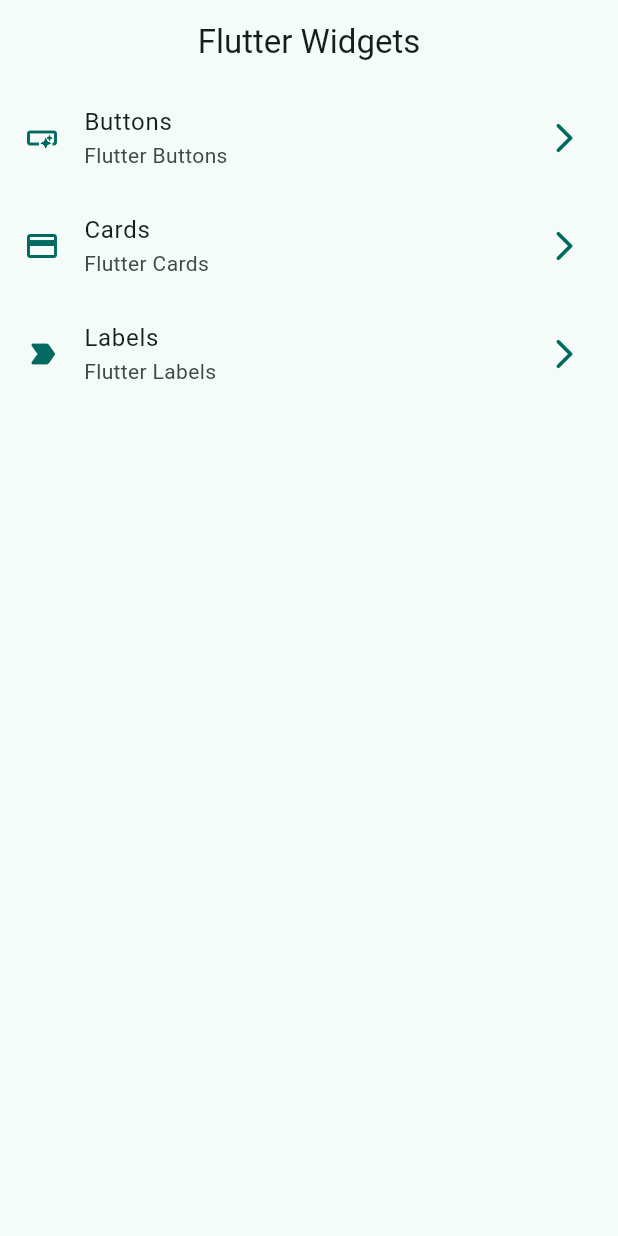
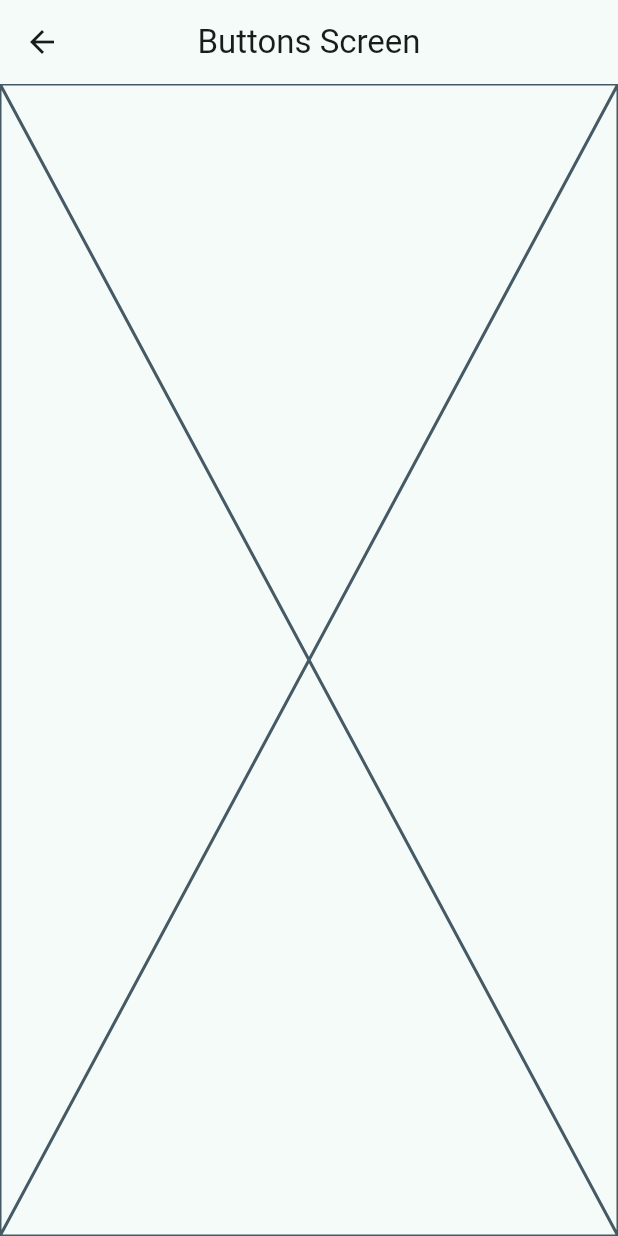
Before and after one commit to reyduar/flutter_widgets_app, a Flutter app: the screen it shows after launch, after a tap on "Buttons", on a phone screen of 412 x 824 dp. Run offline on Flutter 3.47's test engine with Material 2 defaults, Android fonts, the phone set to English and light mode, and no system bars.

Commit message:
Added Navigation mechanism

```diff
--- a/lib/main.dart
+++ b/lib/main.dart
@@ -1,6 +1,9 @@
 import 'package:flutter/material.dart';
 import 'package:flutter_widgets_app/config/theme/app_theme.dart';
+import 'package:flutter_widgets_app/presentation/screens/buttons/buttons_screen.dart';
+import 'package:flutter_widgets_app/presentation/screens/cards/cards_screen.dart';
 import 'package:flutter_widgets_app/presentation/screens/home/home_screen.dart';
+import 'package:flutter_widgets_app/presentation/screens/labels/labels_screen.dart';
 
 void main() {
   runApp(const MainApp());
@@ -12,8 +15,14 @@ class MainApp extends StatelessWidget {
   @override
   Widget build(BuildContext context) {
     return MaterialApp(
-        debugShowCheckedModeBanner: false,
-        theme: AppTheme(selectedColor: 2).getTheme(),
-        home: const HomeScreen());
+      debugShowCheckedModeBanner: false,
+      theme: AppTheme(selectedColor: 2).getTheme(),
+      home: const HomeScreen(),
+      routes: {
+        '/buttons': (context) => const ButtonsScreen(),
+        '/labels': (context) => const LabelsScreen(),
+        '/cards': (context) => const CardsScreen(),
+      },
+    );
   }
 }
--- /dev/null
+++ b/lib/presentation/screens/buttons/buttons_screen.dart
@@ -0,0 +1,15 @@
+import 'package:flutter/material.dart';
+
+class ButtonsScreen extends StatelessWidget {
+  const ButtonsScreen({super.key});
+
+  @override
+  Widget build(BuildContext context) {
+    return Scaffold(
+      appBar: AppBar(
+        title: const Text('Buttons Screen'),
+      ),
+      body: const Placeholder(),
+    );
+  }
+}
--- a/lib/presentation/screens/home/home_screen.dart
+++ b/lib/presentation/screens/home/home_screen.dart
@@ -1,5 +1,6 @@
 import 'package:flutter/material.dart';
 import 'package:flutter_widgets_app/config/menu/menu_items.dart';
+import 'package:flutter_widgets_app/presentation/screens/buttons/buttons_screen.dart';
 
 class HomeScreen extends StatelessWidget {
   const HomeScreen({super.key});
@@ -50,7 +51,14 @@ class _CustomListTile extends StatelessWidget {
       ),
       title: Text(menuItem.title),
       subtitle: Text(menuItem.subTitle),
-      onTap: () => Navigator.pushNamed(context, menuItem.link),
+      onTap: () {
+        Navigator.of(context).pushNamed(menuItem.link);
+        // Navigator.of(context).push(
+        //   MaterialPageRoute(
+        //     builder: (context) => const ButtonsScreen(),
+        //   ),
+        // );
+      },
     );
   }
 }
```
Also changed, not shown: lib/presentation/screens/cards/cards_screen.dart (added, +15 -0 lines), lib/presentation/screens/labels/labels_screen.dart (added, +15 -0 lines).
